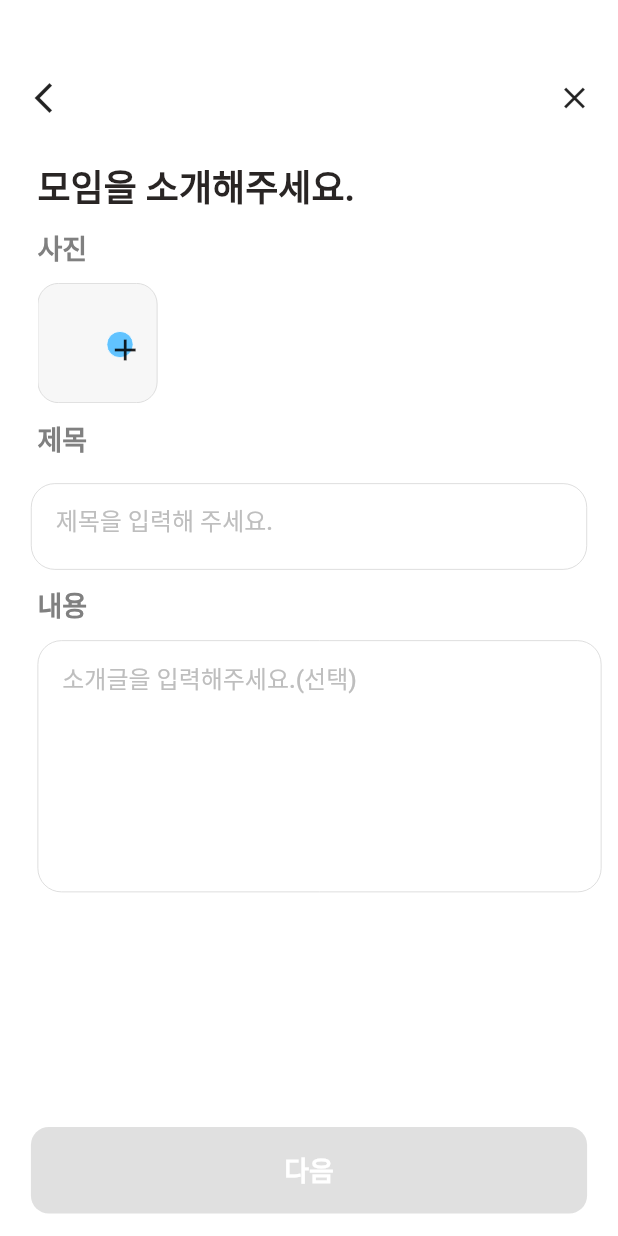
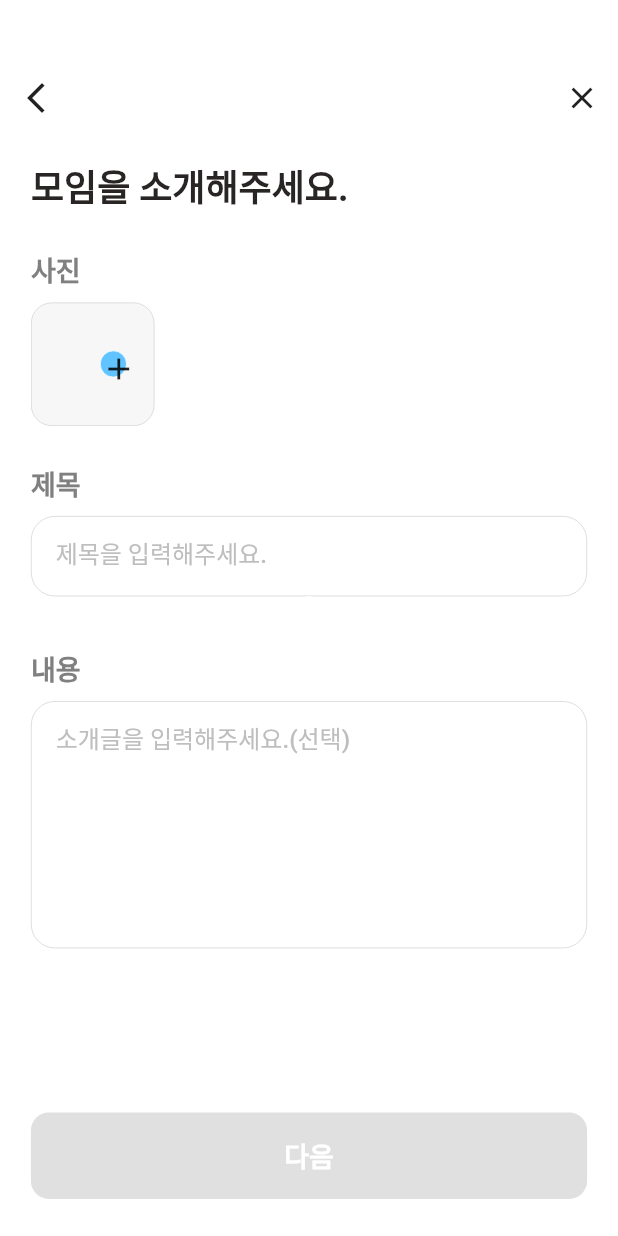
Before and after one commit to ggstargame45/Malf_Study, a Flutter app: the WritingPages1 screen opened by its route, on a phone screen of 412 x 824 dp. Run offline on Flutter 3.47's test engine with Material 2 defaults, Android fonts, the phone set to English and light mode, and no system bars; our stand-ins replace carousel_slider, fluttertoast, image_picker, logger, sliding_up_panel; network calls fail; Roboto replaces fonts that are missing (Pretendard).

Commit message:
writing_pages1 비율 전체 수정

```diff
--- a/malf_study/lib/screens/writing_pages/writing_pages1.dart
+++ b/malf_study/lib/screens/writing_pages/writing_pages1.dart
@@ -16,6 +16,7 @@ class _WritingPages1 extends State<WritingPages1> {
   final titleController = TextEditingController();
   final contentController = TextEditingController();
   bool _isButtonEnabled = false;
+  Color _titleOver40TextColor = Colors.white;
   @override
   Widget build(BuildContext context) {
     return GestureDetector(
@@ -26,13 +27,12 @@ class _WritingPages1 extends State<WritingPages1> {
             resizeToAvoidBottomInset: false,
             backgroundColor: Colors.white,
             body: SafeArea(
-                child: Padding(
-              padding: EdgeInsets.only(left: 5, right: 5),
               child: Column(
                 children: <Widget>[
+                  WhiteBox(boxWidth: 100, boxHeight: 5), // 맨 위 상단 공백
+
+                  Row(
                     // 글쓰기 화면 상단의 앱바
-                  WhiteBox(boxWidth: 100, boxHeight: 5),
-                  Row(
                     crossAxisAlignment: CrossAxisAlignment.center,
                     mainAxisAlignment: MainAxisAlignment.spaceBetween,
                     children: [
@@ -50,15 +50,14 @@ class _WritingPages1 extends State<WritingPages1> {
                       )
                     ],
                   ),
-                  WhiteBox(boxHeight: 2, boxWidth: 2),
-                  const Row(
+                  WhiteBox(boxHeight: 2, boxWidth: 2), // 앱바 <-> 모임을소개해주세요 공백
+                  Row(
                     // 모임을 소개해주세요
                     mainAxisAlignment: MainAxisAlignment.start,
                     crossAxisAlignment: CrossAxisAlignment.center,
                     children: <Widget>[
-                      Padding(
-                        padding: EdgeInsets.only(left: 20.0),
-                        child: Text(
+                      WhiteBox(boxWidth: 5, boxHeight: 1),
+                      const Text(
                         '모임을 소개해주세요.',
                         style: TextStyle(
                           color: Color(0xFF292524),
@@ -67,16 +66,15 @@ class _WritingPages1 extends State<WritingPages1> {
                           fontWeight: FontWeight.w700,
                         ),
                       ),
-                      )
                     ],
                   ),
-                  const Row(
+                  WhiteBox(boxWidth: 3, boxHeight: 3), // 모임을 소개해주세요 <-> 사진 공백
+                  Row(
                       // 사진
                       mainAxisAlignment: MainAxisAlignment.start,
                       children: <Widget>[
-                        Padding(
-                            padding: EdgeInsets.only(left: 20.0, top: 10.0),
-                            child: Text(
+                        WhiteBox(boxWidth: 5, boxHeight: 1),
+                        const Text(
                           '사진',
                           style: TextStyle(
                             color: Color(0xFF808080),
@@ -84,31 +82,33 @@ class _WritingPages1 extends State<WritingPages1> {
                             fontFamily: 'Pretendard',
                             fontWeight: FontWeight.w600,
                           ),
-                            ))
+                        )
                       ]),
+                  WhiteBox(boxHeight: 1, boxWidth: 1), // 사진 <-> 사진첨부 공백
                   Row(
                     // 사진 첨부
                     mainAxisAlignment: MainAxisAlignment.start,
                     children: <Widget>[
-                      Padding(
-                          padding: const EdgeInsets.only(left: 20.0, top: 10.0),
-                          child: SizedBox(
-                            width: 80,
-                            height: 80,
+                      WhiteBox(
+                        boxWidth: 5,
+                        boxHeight: 5,
+                      ),
+                      SizedBox(
+                        width: getHeightByPercentOfScreen(10, context),
+                        height: getHeightByPercentOfScreen(10, context),
                         child: Stack(
                           children: [
                             Positioned(
                               left: 0,
                               top: 0,
                               child: Container(
-                                    width: 80,
-                                    height: 80,
+                                width: getHeightByPercentOfScreen(10, context),
+                                height: getHeightByPercentOfScreen(10, context),
                                 decoration: ShapeDecoration(
                                   color: const Color(0xFFF7F7F7),
                                   shape: RoundedRectangleBorder(
                                     side: const BorderSide(
-                                            width: 0.50,
-                                            color: Color(0xFFD3D3D3)),
+                                        width: 0.50, color: Color(0xFFD3D3D3)),
                                     borderRadius: BorderRadius.circular(14),
                                   ),
                                 ),
@@ -183,16 +183,16 @@ class _WritingPages1 extends State<WritingPages1> {
                             ),
                           ],
                         ),
-                          ))
+                      )
                     ],
                   ),
-                  const Row(
+                  WhiteBox(boxWidth: 3, boxHeight: 3), // 사진첨부 <-> 제목 공백
+                  Row(
                       // 제목
                       mainAxisAlignment: MainAxisAlignment.start,
                       children: <Widget>[
-                        Padding(
-                            padding: EdgeInsets.only(left: 20.0, top: 10.0),
-                            child: Text(
+                        WhiteBox(boxWidth: 5, boxHeight: 1),
+                        const Text(
                           '제목',
                           style: TextStyle(
                             color: Color(0xFF808080),
@@ -200,16 +200,16 @@ class _WritingPages1 extends State<WritingPages1> {
                             fontFamily: 'Pretendard',
                             fontWeight: FontWeight.w600,
                           ),
-                            ))
+                        )
                       ]),
-                  WhiteBox(boxWidth: 100, boxHeight: 2),
+                  WhiteBox(boxWidth: 1, boxHeight: 1), // 제목 <-> 제목을 입력해주세요 공백
                   Row(
                     // 제목을 입력해주세요.
                     mainAxisAlignment: MainAxisAlignment.center,
                     children: <Widget>[
                       Container(
                         width: getWidthByPercentOfScreen(90, context),
-                        height: getHeightByPercentOfScreen(7, context),
+                        height: getHeightByPercentOfScreen(6.5, context),
                         padding: const EdgeInsets.only(left: 16),
                         decoration: ShapeDecoration(
                           color: Colors.white,
@@ -227,7 +227,7 @@ class _WritingPages1 extends State<WritingPages1> {
                             Expanded(
                               child: TextField(
                                 decoration: const InputDecoration(
-                                  hintText: '제목을 입력해 주세요.',
+                                  hintText: '제목을 입력해주세요.',
                                   hintStyle: TextStyle(
                                     color: Color(0xFFBEBEBE),
                                     fontSize: 16,
@@ -237,7 +237,7 @@ class _WritingPages1 extends State<WritingPages1> {
                                   border: InputBorder.none,
                                 ),
                                 controller: titleController,
-                                onChanged: _isTitleNotNull,
+                                onChanged: _checkTitleCondition,
                               ),
                             ),
                           ],
@@ -245,13 +245,31 @@ class _WritingPages1 extends State<WritingPages1> {
                       ),
                     ],
                   ),
-                  const Row(
+                  WhiteBox(
+                      boxWidth: 1, boxHeight: 1), // 제목을 입력해주세요 <-> 40자이하 공백
+                  Row(
+                    mainAxisAlignment: MainAxisAlignment.start,
+                    children: [
+                      WhiteBox(boxWidth: 5, boxHeight: 1.5),
+                      Text(
+                        '40자 이하로 입력해주세요.',
+                        style: TextStyle(
+                          color: _titleOver40TextColor,
+                          fontSize: 14,
+                          fontFamily: 'Pretendard',
+                          fontWeight: FontWeight.w500,
+                          height: 1,
+                        ),
+                      ),
+                    ],
+                  ),
+                  WhiteBox(boxWidth: 1, boxHeight: 1.5), // 40자이하 <-> 내용 공백
+                  Row(
                       // 내용
                       mainAxisAlignment: MainAxisAlignment.start,
                       children: <Widget>[
-                        Padding(
-                            padding: EdgeInsets.only(left: 20.0, top: 10.0),
-                            child: Text(
+                        WhiteBox(boxWidth: 5, boxHeight: 1),
+                        const Text(
                           '내용',
                           style: TextStyle(
                             color: Color(0xFF808080),
@@ -259,17 +277,17 @@ class _WritingPages1 extends State<WritingPages1> {
                             fontFamily: 'Pretendard',
                             fontWeight: FontWeight.w600,
                           ),
-                            ))
+                        )
                       ]),
+                  WhiteBox(boxWidth: 1, boxHeight: 1), // 내용 <-> 소개글을 입력해주세요 공백
                   Row(
                     // 소개글을 입력해주세요.(선택)
                     mainAxisAlignment: MainAxisAlignment.start,
                     children: <Widget>[
-                      Padding(
-                        padding: const EdgeInsets.only(left: 20.0, top: 10.0),
-                        child: Container(
-                          width: 376,
-                          height: 168,
+                      WhiteBox(boxWidth: 5, boxHeight: 1),
+                      Container(
+                        width: getWidthByPercentOfScreen(90, context),
+                        height: getHeightByPercentOfScreen(20, context),
                         padding: const EdgeInsets.only(left: 16),
                         decoration: ShapeDecoration(
                           color: Colors.white,
@@ -284,7 +302,7 @@ class _WritingPages1 extends State<WritingPages1> {
                           mainAxisAlignment: MainAxisAlignment.start,
                           crossAxisAlignment: CrossAxisAlignment.start,
                           children: [
-                              Expanded(
+                            Flexible(
                               child: TextField(
                                 decoration: InputDecoration(
                                     hintText: '소개글을 입력해주세요.(선택)',
@@ -300,13 +318,10 @@ class _WritingPages1 extends State<WritingPages1> {
                           ],
                         ),
                       ),
-                      )
                     ],
                   ),
                   const Spacer(),
-                  Padding(
-                      padding: const EdgeInsets.only(top: 15, bottom: 15),
-                      child: WritingPagesNextbutton(
+                  WritingPagesNextbutton(
                     pressNextButton: _isButtonEnabled
                         ? () {
                             PageRouteWithAnimation pageRouteWithAnimation =
@@ -315,15 +330,21 @@ class _WritingPages1 extends State<WritingPages1> {
                                 pageRouteWithAnimation.slideRitghtToLeft());
                           }
                         : null,
-                      ))
+                  ),
+                  WhiteBox(boxWidth: 1, boxHeight: 3)
                 ],
               ),
-            ))));
+            )));
   }
 
-  void _isTitleNotNull(String s) {
+  void _checkTitleCondition(String s) {
     setState(() {
-      _isButtonEnabled = s.isNotEmpty;
+      _isButtonEnabled = s.isNotEmpty && (s.length <= 40);
+      if (s.length > 40) {
+        _titleOver40TextColor = const Color(0xFFFF6060);
+      } else {
+        _titleOver40TextColor = Colors.white;
+      }
     });
   }
 }
```
Lines whose indentation alone changed are shown as unchanged.
